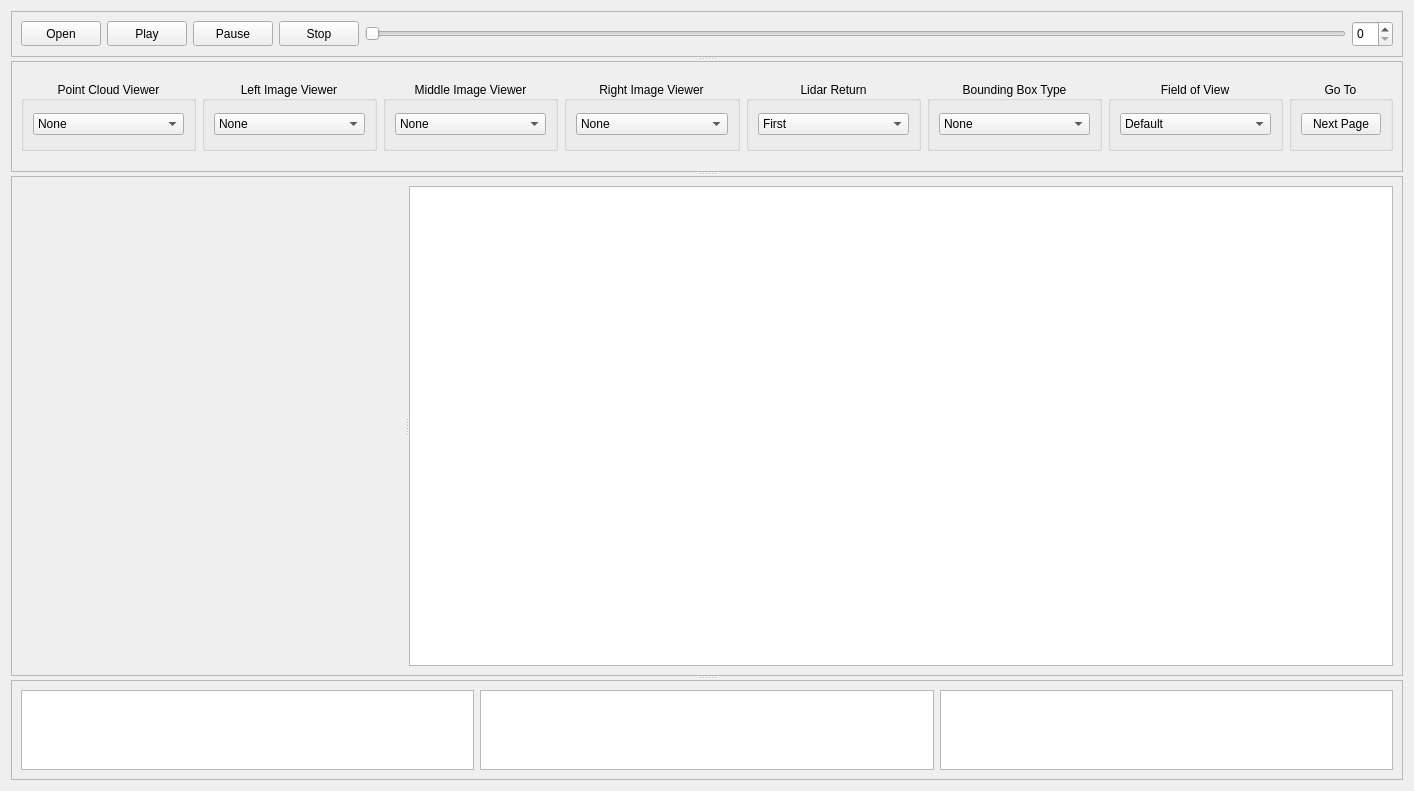
The window that src/depth_clustering/visualization/ui/visualization.ui (cpsintegrationlab/depth_clustering) describes before a commit, drawn with Qt 5.
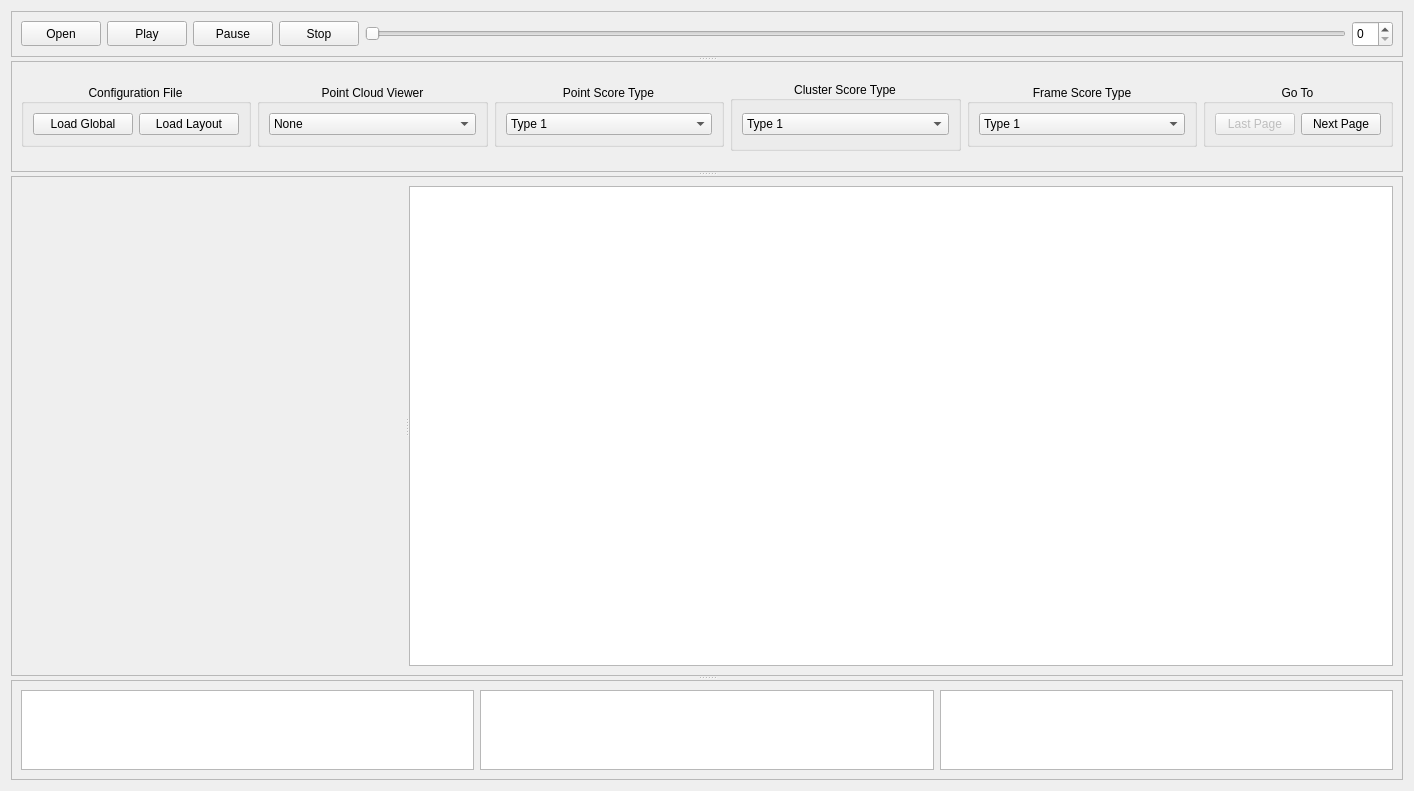
The same window after the commit. Custom widgets are drawn as their Qt base class.

Commit message: Update GUI with score types

What changed in the file:
```diff
--- a/src/depth_clustering/visualization/ui/visualization.ui
+++ b/src/depth_clustering/visualization/ui/visualization.ui
@@ -156,7 +156,45 @@
          <widget class="QWidget" name="page_settings_1">
           <layout class="QGridLayout" name="gridLayout_8">
            <item row="0" column="0">
+            <widget class="QGroupBox" name="group_configuration_file">
+             <property name="sizePolicy">
+              <sizepolicy hsizetype="Preferred" vsizetype="Fixed">
+               <horstretch>0</horstretch>
+               <verstretch>0</verstretch>
+              </sizepolicy>
+             </property>
+             <property name="title">
+              <string>Configuration File</string>
+             </property>
+             <property name="alignment">
+              <set>Qt::AlignCenter</set>
+             </property>
+             <layout class="QGridLayout" name="gridLayout_18">
+              <item row="0" column="0">
+               <widget class="QPushButton" name="button_global_configuration">
+                <property name="text">
+                 <string>Load Global</string>
+                </property>
+               </widget>
+              </item>
+              <item row="0" column="1">
+               <widget class="QPushButton" name="button_layout_configuration">
+                <property name="text">
+                 <string>Load Layout</string>
+                </property>
+               </widget>
+              </item>
+             </layout>
+            </widget>
+           </item>
+           <item row="0" column="1">
             <widget class="QGroupBox" name="group_layer_point_cloud">
+             <property name="sizePolicy">
+              <sizepolicy hsizetype="Preferred" vsizetype="Fixed">
+               <horstretch>0</horstretch>
+               <verstretch>0</verstretch>
+              </sizepolicy>
+             </property>
              <property name="title">
               <string>Point Cloud Viewer</string>
              </property>
@@ -211,8 +249,155 @@
              </layout>
             </widget>
            </item>
-           <item row="0" column="1">
+           <item row="0" column="2">
+            <widget class="QGroupBox" name="group_point_score_type">
+             <property name="sizePolicy">
+              <sizepolicy hsizetype="Preferred" vsizetype="Fixed">
+               <horstretch>0</horstretch>
+               <verstretch>0</verstretch>
+              </sizepolicy>
+             </property>
+             <property name="title">
+              <string>Point Score Type</string>
+             </property>
+             <property name="alignment">
+              <set>Qt::AlignCenter</set>
+             </property>
+             <layout class="QGridLayout" name="gridLayout_13">
+              <item row="0" column="0">
+               <widget class="QComboBox" name="combo_point_score_type">
+                <item>
+                 <property name="text">
+                  <string>Type 1</string>
+                 </property>
+                </item>
+               </widget>
+              </item>
+             </layout>
+            </widget>
+           </item>
+           <item row="0" column="3">
+            <widget class="QGroupBox" name="group_cluster_score_type">
+             <property name="sizePolicy">
+              <sizepolicy hsizetype="Preferred" vsizetype="Fixed">
+               <horstretch>0</horstretch>
+               <verstretch>0</verstretch>
+              </sizepolicy>
+             </property>
+             <property name="minimumSize">
+              <size>
+               <width>0</width>
+               <height>70</height>
+              </size>
+             </property>
+             <property name="title">
+              <string>Cluster Score Type</string>
+             </property>
+             <property name="alignment">
+              <set>Qt::AlignCenter</set>
+             </property>
+             <layout class="QGridLayout" name="gridLayout_37">
+              <item row="0" column="0">
+               <widget class="QComboBox" name="combo_cluster_score_type">
+                <property name="currentIndex">
+                 <number>0</number>
+                </property>
+                <item>
+                 <property name="text">
+                  <string>Type 1</string>
+                 </property>
+                </item>
+               </widget>
+              </item>
+             </layout>
+            </widget>
+           </item>
+           <item row="0" column="4">
+            <widget class="QGroupBox" name="group_frame_score_type">
+             <property name="sizePolicy">
+              <sizepolicy hsizetype="Preferred" vsizetype="Fixed">
+               <horstretch>0</horstretch>
+               <verstretch>0</verstretch>
+              </sizepolicy>
+             </property>
+             <property name="title">
+              <string>Frame Score Type</string>
+             </property>
+             <property name="alignment">
+              <set>Qt::AlignCenter</set>
+             </property>
+             <layout class="QGridLayout" name="gridLayout_23">
+              <item row="0" column="0">
+               <widget class="QComboBox" name="combo_frame_score_type">
+                <item>
+                 <property name="text">
+                  <string>Type 1</string>
+                 </property>
+                </item>
+               </widget>
+              </item>
+             </layout>
+            </widget>
+           </item>
+           <item row="0" column="5">
+            <widget class="QGroupBox" name="group_go_to_page_1">
+             <property name="sizePolicy">
+              <sizepolicy hsizetype="Fixed" vsizetype="Fixed">
+               <horstretch>0</horstretch>
+               <verstretch>0</verstretch>
+              </sizepolicy>
+             </property>
+             <property name="title">
+              <string>Go To</string>
+             </property>
+             <property name="alignment">
+              <set>Qt::AlignCenter</set>
+             </property>
+             <layout class="QGridLayout" name="gridLayout_16">
+              <item row="0" column="1">
+               <widget class="QPushButton" name="button_page_next_page_1">
+                <property name="sizePolicy">
+                 <sizepolicy hsizetype="Fixed" vsizetype="Fixed">
+                  <horstretch>0</horstretch>
+                  <verstretch>0</verstretch>
+                 </sizepolicy>
+                </property>
+                <property name="text">
+                 <string>Next Page</string>
+                </property>
+               </widget>
+              </item>
+              <item row="0" column="0">
+               <widget class="QPushButton" name="button_page_last_page_1">
+                <property name="enabled">
+                 <bool>false</bool>
+                </property>
+                <property name="sizePolicy">
+                 <sizepolicy hsizetype="Fixed" vsizetype="Fixed">
+                  <horstretch>0</horstretch>
+                  <verstretch>0</verstretch>
+                 </sizepolicy>
+                </property>
+                <property name="text">
+                 <string>Last Page</string>
+                </property>
+               </widget>
+              </item>
+             </layout>
+            </widget>
+           </item>
+          </layout>
+         </widget>
+         <widget class="QWidget" name="page_settings_2">
+          <layout class="QGridLayout" name="gridLayout_39">
+           <item row="0" column="0">
             <widget class="QGroupBox" name="group_layer_image_left">
+             <property name="sizePolicy">
+              <sizepolicy hsizetype="Preferred" vsizetype="Fixed">
+               <horstretch>0</horstretch>
+               <verstretch>0</verstretch>
+              </sizepolicy>
+             </property>
              <property name="title">
               <string>Left Image Viewer</string>
              </property>
@@ -257,8 +442,14 @@
              </layout>
             </widget>
            </item>
-           <item row="0" column="2">
+           <item row="0" column="1">
             <widget class="QGroupBox" name="group_layer_image_middle">
+             <property name="sizePolicy">
+              <sizepolicy hsizetype="Preferred" vsizetype="Fixed">
+               <horstretch>0</horstretch>
+               <verstretch>0</verstretch>
+              </sizepolicy>
+             </property>
              <property name="title">
               <string>Middle Image Viewer</string>
              </property>
@@ -303,8 +494,14 @@
              </layout>
             </widget>
            </item>
-           <item row="0" column="3">
+           <item row="0" column="2">
             <widget class="QGroupBox" name="group_layer_image_right">
+             <property name="sizePolicy">
+              <sizepolicy hsizetype="Preferred" vsizetype="Fixed">
+               <horstretch>0</horstretch>
+               <verstretch>0</verstretch>
+              </sizepolicy>
+             </property>
              <property name="title">
               <string>Right Image Viewer</string>
              </property>
@@ -349,7 +546,7 @@
              </layout>
             </widget>
            </item>
-           <item row="0" column="4">
+           <item row="0" column="3">
             <widget class="QGroupBox" name="group_lidar_return">
              <property name="sizePolicy">
               <sizepolicy hsizetype="Preferred" vsizetype="Fixed">
@@ -390,7 +587,7 @@
              </layout>
             </widget>
            </item>
-           <item row="0" column="5">
+           <item row="0" column="4">
             <widget class="QGroupBox" name="group_bounding_box_type">
              <property name="sizePolicy">
               <sizepolicy hsizetype="Preferred" vsizetype="Fixed">
@@ -436,8 +633,14 @@
              </layout>
             </widget>
            </item>
-           <item row="0" column="6">
+           <item row="0" column="5">
             <widget class="QGroupBox" name="group_field_of_view">
+             <property name="sizePolicy">
+              <sizepolicy hsizetype="Preferred" vsizetype="Fixed">
+               <horstretch>0</horstretch>
+               <verstretch>0</verstretch>
+              </sizepolicy>
+             </property>
              <property name="title">
               <string>Field of View</string>
              </property>
@@ -462,10 +665,10 @@
              </layout>
             </widget>
            </item>
-           <item row="0" column="7">
-            <widget class="QGroupBox" name="group_page_1">
+           <item row="0" column="6">
+            <widget class="QGroupBox" name="group_go_to_page_2">
              <property name="sizePolicy">
-              <sizepolicy hsizetype="Fixed" vsizetype="Preferred">
+              <sizepolicy hsizetype="Fixed" vsizetype="Fixed">
                <horstretch>0</horstretch>
                <verstretch>0</verstretch>
               </sizepolicy>
@@ -476,9 +679,9 @@
              <property name="alignment">
               <set>Qt::AlignCenter</set>
              </property>
-             <layout class="QGridLayout" name="gridLayout_16">
-              <item row="0" column="0">
-               <widget class="QPushButton" name="button_page_next">
+             <layout class="QGridLayout" name="gridLayout_21">
+              <item row="0" column="1">
+               <widget class="QPushButton" name="button_page_next_page_2">
                 <property name="sizePolicy">
                  <sizepolicy hsizetype="Fixed" vsizetype="Fixed">
                   <horstretch>0</horstretch>
@@ -495,35 +698,9 @@
            </item>
           </layout>
          </widget>
-         <widget class="QWidget" name="page_settings_2">
-          <layout class="QGridLayout" name="gridLayout_13">
+         <widget class="QWidget" name="page_settings_3">
+          <layout class="QGridLayout" name="gridLayout_25">
            <item row="0" column="0">
-            <widget class="QGroupBox" name="group_configuration_file">
-             <property name="title">
-              <string>Configuration File</string>
-             </property>
-             <property name="alignment">
-              <set>Qt::AlignCenter</set>
-             </property>
-             <layout class="QGridLayout" name="gridLayout_18">
-              <item row="0" column="0">
-               <widget class="QPushButton" name="button_global_configuration">
-                <property name="text">
-                 <string>Load Global</string>
-                </property>
-               </widget>
-              </item>
-              <item row="0" column="1">
-               <widget class="QPushButton" name="button_layout_configuration">
-                <property name="text">
-                 <string>Load Layout</string>
-                </property>
-               </widget>
-              </item>
-             </layout>
-            </widget>
-           </item>
-           <item row="0" column="1">
             <widget class="QGroupBox" name="group_angle_ground_removal">
              <property name="sizePolicy">
               <sizepolicy hsizetype="Preferred" vsizetype="Fixed">
```
Left out of the diff: 45 changed lines with no effect on the pictures. The commit also changes 4 other files.
